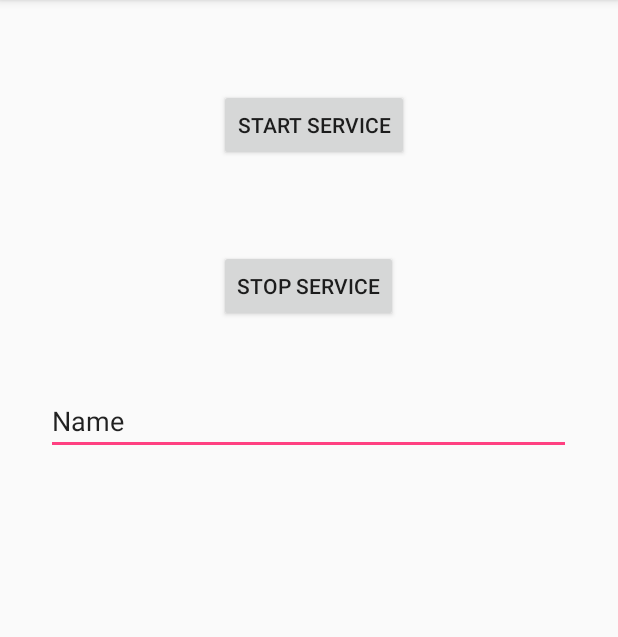
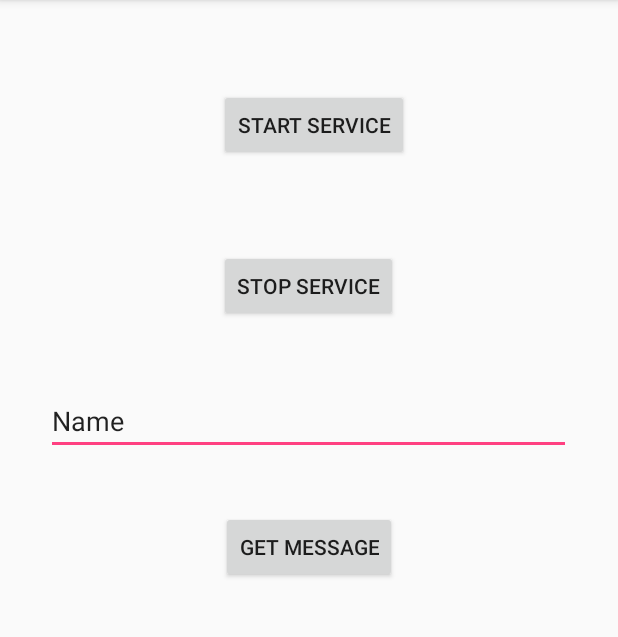
Before and after one commit to paulonova/UnderstandingServices, an Android app: the screen it shows after launch (MainActivity), after a tap on "START SERVICE", on a phone screen of 412 x 824 dp, the part 84-721 px from its top. Run offline under Robolectric (Android 15) with nearby library versions, the phone set to English and light mode, and no system bars.

Commit message:
final commit

```diff
--- a/app/src/main/AndroidManifest.xml
+++ b/app/src/main/AndroidManifest.xml
@@ -20,6 +20,11 @@
         <service android:name=".MyService">
 
         </service>
+
+        <service android:name=".MyServiceIntent"
+            android:exported="false">
+
+        </service>
     </application>
 
 </manifest>
--- a/app/src/main/java/se/paulo/understandingservices/MainActivity.java
+++ b/app/src/main/java/se/paulo/understandingservices/MainActivity.java
@@ -5,32 +5,45 @@ import android.support.v7.app.AppCompatActivity;
 import android.os.Bundle;
 import android.view.View;
 import android.widget.Button;
+import android.widget.EditText;
 
 public class MainActivity extends AppCompatActivity {
 
     Button startBtn, stopBtn;
+    EditText getMessageEdt;
+    MyService myService;
 
     @Override
     protected void onCreate(Bundle savedInstanceState) {
         super.onCreate(savedInstanceState);
         setContentView(R.layout.activity_main);
 
+        myService = new MyService();
+
         startBtn = (Button)findViewById(R.id.button);
         stopBtn = (Button)findViewById(R.id.button2);
+        getMessageEdt = (EditText)findViewById(R.id.editText);
 
     }
 
 
     public void startService(View v){
-        Intent intent = new Intent(this, MyService.class);
+        Intent intent = new Intent(this, MyServiceIntent.class);
         startService(intent);
     }
 
     public void stopService(View v){
-        Intent intent = new Intent(this, MyService.class);
+        Intent intent = new Intent(this, MyServiceIntent.class);
         stopService(intent);
 
     }
 
+//    public void getMessage(View v){
+//        myService.testIfServiceWorks(getMessageEdt.getText().toString());
+//
+//    }
+
+
+
 
 }
--- a/app/src/main/res/layout/activity_main.xml
+++ b/app/src/main/res/layout/activity_main.xml
@@ -38,4 +38,13 @@
         android:inputType="textPersonName"
         android:text="Name" />
 
+    <Button
+        android:id="@+id/button3"
+        android:layout_width="wrap_content"
+        android:layout_height="wrap_content"
+        android:layout_marginTop="37dp"
+        android:text="Get Message"
+        android:layout_below="@+id/editText"
+        android:layout_centerHorizontal="true" />
+
 </RelativeLayout>
```
Also changed, not shown: app/src/main/java/se/paulo/understandingservices/MyService.java (+9 -4 lines), app/src/main/java/se/paulo/understandingservices/MyServiceIntent.java (added, +59 -0 lines).
